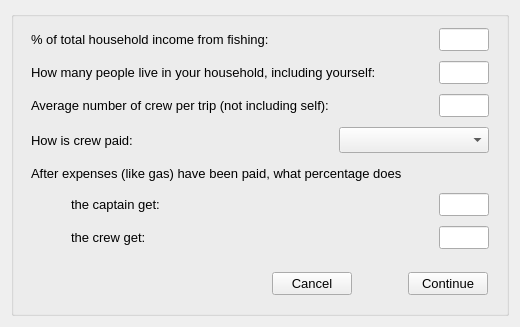
Qt form oom_st_kitts_nevis/Interview/addtquestions.ui (Ecotrust/openoceanmap-desktop) before a commit.
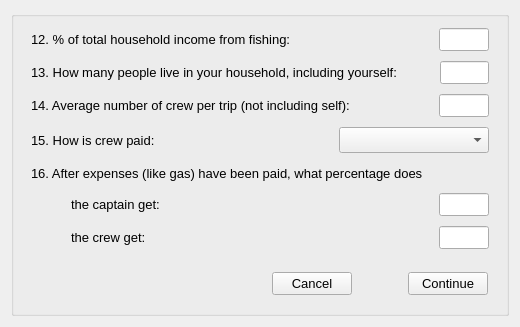
The same form after that commit.

Patch:
```diff
--- a/oom_st_kitts_nevis/Interview/addtquestions.ui
+++ b/oom_st_kitts_nevis/Interview/addtquestions.ui
@@ -71,7 +71,7 @@
                </font>
               </property>
               <property name="text" >
-               <string>% of total household income from fishing:</string>
+               <string>12. % of total household income from fishing:</string>
               </property>
              </widget>
             </item>
@@ -153,7 +153,7 @@
                </font>
               </property>
               <property name="text" >
-               <string>How many people live in your household, including yourself:</string>
+               <string>13. How many people live in your household, including yourself:</string>
               </property>
              </widget>
             </item>
@@ -235,7 +235,7 @@
                </font>
               </property>
               <property name="text" >
-               <string>Average number of crew per trip (not including self):</string>
+               <string>14. Average number of crew per trip (not including self):</string>
               </property>
              </widget>
             </item>
@@ -317,7 +317,7 @@
                </font>
               </property>
               <property name="text" >
-               <string>How is crew paid:</string>
+               <string>15. How is crew paid:</string>
               </property>
              </widget>
             </item>
@@ -420,7 +420,7 @@
                </font>
               </property>
               <property name="text" >
-               <string>After expenses (like gas) have been paid, what percentage does</string>
+               <string>16. After expenses (like gas) have been paid, what percentage does</string>
               </property>
              </widget>
             </item>
```
